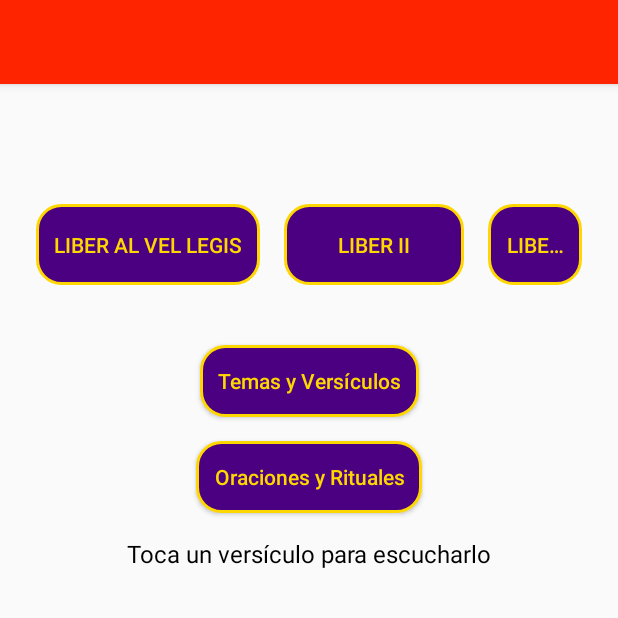
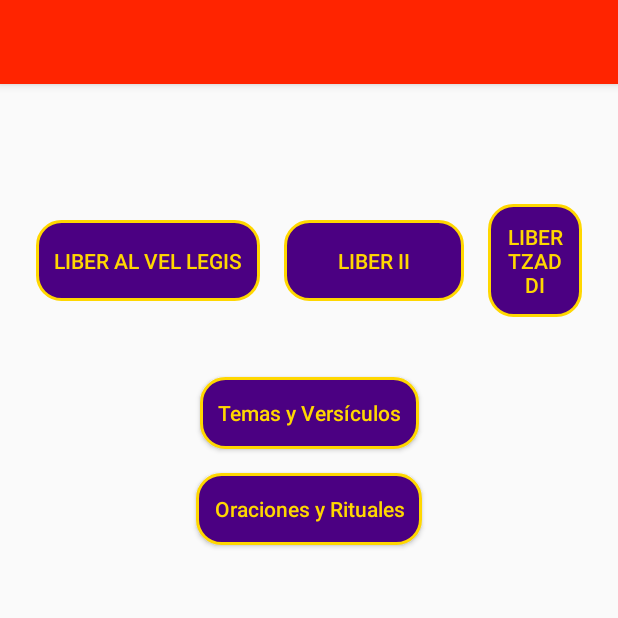
Before and after one commit to haru9393/thelema, an Android app built with Jetpack Compose: the screen it shows after launch (MainActivity), on a phone screen of 412 x 824 dp, the top half of it. Run offline under Robolectric (Android 15) with nearby library versions, the phone set to English and light mode, and no system bars; 1 statement that could not run was skipped.

Commit message:
cambios 11

```diff
--- a/app/src/main/res/layout/activity_main.xml
+++ b/app/src/main/res/layout/activity_main.xml
@@ -4,6 +4,7 @@
     android:layout_width="match_parent"
     android:layout_height="match_parent">
 
+    <!-- Toolbar -->
     <androidx.appcompat.widget.Toolbar
         android:id="@+id/toolbar"
         android:layout_width="0dp"
@@ -14,6 +15,7 @@
         app:layout_constraintStart_toStartOf="parent"
         app:layout_constraintTop_toTopOf="parent" />
 
+    <!-- Contenedor de botones principales -->
     <LinearLayout
         android:id="@+id/buttonsContainer"
         android:layout_width="0dp"
@@ -22,8 +24,7 @@
         android:gravity="center"
         android:padding="16dp"
         android:layout_marginTop="?attr/actionBarSize"
-        style="?android:attr/buttonBarStyle"
-        app:layout_constraintTop_toBottomOf="@+id/toolbar"
+        app:layout_constraintTop_toBottomOf="@id/toolbar"
         app:layout_constraintStart_toStartOf="parent"
         app:layout_constraintEnd_toEndOf="parent">
 
@@ -61,17 +62,16 @@
             android:layout_height="wrap_content"
             android:layout_margin="8dp"
             android:padding="12dp"
-            android:minWidth="150dp"
-            android:maxWidth="200dp"
+            android:minWidth="120dp"
+            android:maxWidth="180dp"
             android:background="@drawable/boton_thelema"
             android:text="@string/liber_tzaddi"
             android:textAllCaps="false"
             android:textColor="@color/thelema_dorado"
-            android:ellipsize="end"
-            android:maxLines="1"
             style="?android:attr/buttonBarButtonStyle"/>
     </LinearLayout>
 
+    <!-- Botones adicionales -->
     <Button
         android:id="@+id/buttonThemes"
         android:layout_width="wrap_content"
@@ -82,7 +82,7 @@
         android:textAllCaps="false"
         android:background="@drawable/boton_thelema"
         android:textColor="@color/thelema_dorado"
-        app:layout_constraintTop_toBottomOf="@+id/buttonsContainer"
+        app:layout_constraintTop_toBottomOf="@id/buttonsContainer"
         app:layout_constraintStart_toStartOf="parent"
         app:layout_constraintEnd_toEndOf="parent"/>
 
@@ -96,43 +96,23 @@
         android:textAllCaps="false"
         android:background="@drawable/boton_thelema"
         android:textColor="@color/thelema_dorado"
-        app:layout_constraintTop_toBottomOf="@+id/buttonThemes"
+        app:layout_constraintTop_toBottomOf="@id/buttonThemes"
         app:layout_constraintStart_toStartOf="parent"
         app:layout_constraintEnd_toEndOf="parent"/>
 
-    <TextView
-        android:id="@+id/instructionText"
-        android:layout_width="wrap_content"
-        android:layout_height="wrap_content"
-        android:layout_margin="16dp"
-        android:text="@string/toca_un_versículo_para_escucharlo"
-        android:textSize="16sp"
-        android:textColor="#000000"
-        app:layout_constraintTop_toBottomOf="@+id/buttonOraciones"
-        app:layout_constraintStart_toStartOf="parent"
-        app:layout_constraintEnd_toEndOf="parent" />
-
+    <!-- Contenedor de temas -->
     <LinearLayout
         android:id="@+id/themesContainer"
         android:layout_width="match_parent"
         android:layout_height="wrap_content"
         android:orientation="vertical"
         android:padding="16dp"
-        app:layout_constraintTop_toBottomOf="@+id/instructionText"
+        android:visibility="gone"
+        app:layout_constraintTop_toBottomOf="@id/buttonOraciones"
         app:layout_constraintStart_toStartOf="parent"
         app:layout_constraintEnd_toEndOf="parent"/>
 
-    <LinearLayout
-        android:id="@+id/shareButtonContainer"
-        android:layout_width="match_parent"
-        android:layout_height="wrap_content"
-        android:orientation="vertical"
-        android:padding="16dp"
-        android:visibility="gone"
-        app:layout_constraintTop_toBottomOf="@+id/themesContainer"
-        app:layout_constraintStart_toStartOf="parent"
-        app:layout_constraintEnd_toEndOf="parent"/>
-
+    <!-- Contenedor de oraciones -->
     <LinearLayout
         android:id="@+id/oracionesContainer"
         android:layout_width="match_parent"
@@ -140,7 +120,7 @@
         android:orientation="vertical"
         android:padding="16dp"
         android:visibility="gone"
-        app:layout_constraintTop_toBottomOf="@+id/instructionText"
+        app:layout_constraintTop_toBottomOf="@id/buttonOraciones"
         app:layout_constraintStart_toStartOf="parent"
         app:layout_constraintEnd_toEndOf="parent">
 
@@ -150,21 +130,46 @@
             android:text="@string/oraciones_y_rituales"/>
     </LinearLayout>
 
+    <!-- Contenedor del botón de compartir -->
+    <LinearLayout
+        android:id="@+id/shareButtonContainer"
+        android:layout_width="match_parent"
+        android:layout_height="wrap_content"
+        android:orientation="vertical"
+        android:padding="16dp"
+        android:visibility="gone"
+        app:layout_constraintTop_toBottomOf="@id/themesContainer"
+        app:layout_constraintStart_toStartOf="parent"
+        app:layout_constraintEnd_toEndOf="parent"/>
+
+    <!-- ScrollView con TextView -->
     <ScrollView
         android:id="@+id/scrollView"
         android:layout_width="0dp"
         android:layout_height="0dp"
         android:fillViewport="true"
-        app:layout_constraintTop_toBottomOf="@+id/themesContainer"
+        android:visibility="gone"
+        app:layout_constraintTop_toBottomOf="@id/themesContainer"
         app:layout_constraintBottom_toBottomOf="parent"
         app:layout_constraintStart_toStartOf="parent"
         app:layout_constraintEnd_toEndOf="parent">
 
-        <TextView
-            android:id="@+id/textView"
+        <LinearLayout
             android:layout_width="match_parent"
             android:layout_height="wrap_content"
-            android:padding="16dp" />
+            android:orientation="vertical"
+            android:padding="16dp">
+
+            <TextView
+                android:id="@+id/textView"
+                android:layout_width="match_parent"
+                android:layout_height="wrap_content"
+                android:padding="16dp"
+                android:textSize="18sp"
+                android:textColor="@android:color/black"
+                android:lineSpacingExtra="4dp"
+                android:gravity="center"/>
+        </LinearLayout>
     </ScrollView>
 
 </androidx.constraintlayout.widget.ConstraintLayout>
--- a/gradle/libs.versions.toml
+++ b/gradle/libs.versions.toml
@@ -1,5 +1,5 @@
 [versions]
-agp = "8.8.0"
+agp = "8.8.1"
 constraintlayout = "2.2.0"
 kotlin = "2.0.0"
 coreKtx = "1.15.0"
@@ -8,7 +8,7 @@ junitVersion = "1.2.1"
 espressoCore = "3.6.1"
 lifecycleRuntimeKtx = "2.8.7"
 activityCompose = "1.10.0"
-composeBom = "2024.04.01"
+composeBom = "2025.02.00"
 appcompat = "1.7.0"
 material = "1.12.0"
 workRuntimeKtx = "2.10.0"
```
